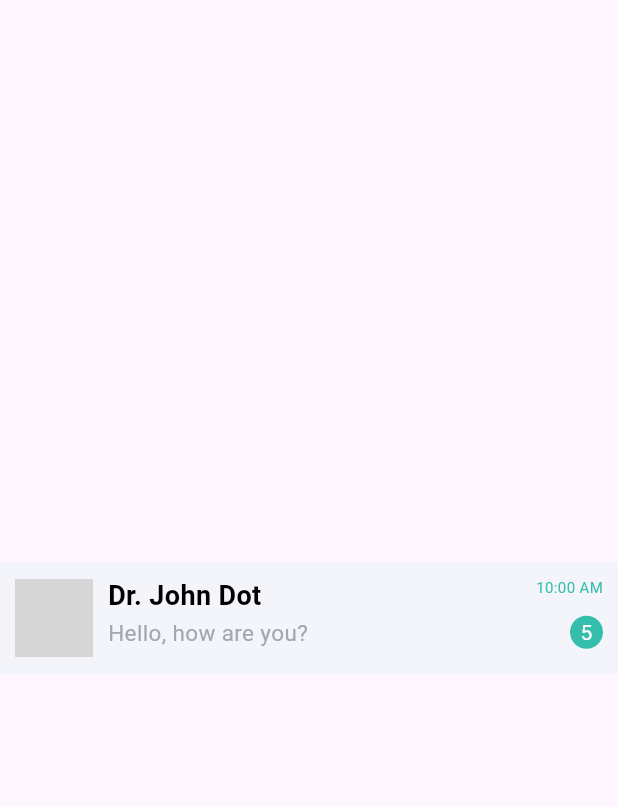
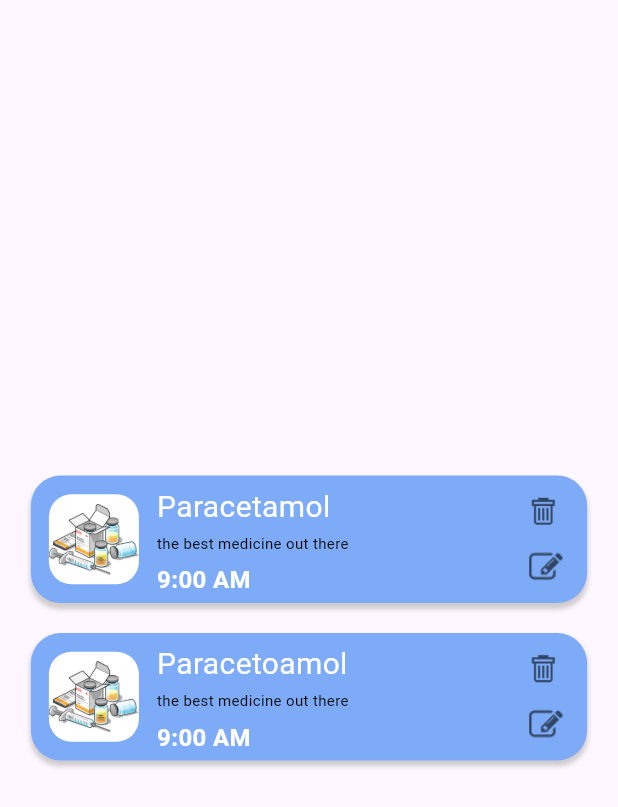
Before and after one commit to dhwanish-3/Heartless, a Flutter app: the TestingPage screen opened directly, on a phone screen of 412 x 824 dp. Shown: the top 807 px of the screen. Run offline on Flutter 3.47's test engine with Material 3 defaults, Android fonts, the light colour scheme and no system bars; our stand-ins replace cloud_firestore, firebase_auth, firebase_core, flutter_svg, fluttertoast, google_sign_in and 4 more; accounts and stored records are empty; project files that could hold a hidden picture were left out; grey boxes are pictures that could not be loaded.

Commit message:
button to delete and edit reminder

```diff
--- a/lib/main.dart
+++ b/lib/main.dart
@@ -1,4 +1,5 @@
 import 'package:flutter/material.dart';
+import 'package:heartless/pages/testing_page.dart';
 import 'package:heartless/services/routes/routes.dart';
 import 'package:heartless/shared/provider/auth_notifier.dart';
 import 'package:heartless/shared/provider/theme_provider.dart';
@@ -33,7 +34,8 @@ class MyApp extends StatelessWidget {
       theme: themeNotifier.lightTheme,
       darkTheme: themeNotifier.darkTheme,
       themeMode: ThemeNotifier.themeMode,
-      initialRoute: '/',
+      // initialRoute: '/',
+      home: const TestingPage(),
       onGenerateRoute: Routes.generateRoutes,
     );
   }
--- a/lib/pages/auth/login_page.dart
+++ b/lib/pages/auth/login_page.dart
@@ -10,8 +10,6 @@ import 'package:heartless/widgets/miscellaneous/left_trailing_button.dart';
 import 'package:heartless/widgets/miscellaneous/right_trailing_button.dart';
 import 'package:heartless/widgets/auth/text_input.dart';
 import "package:heartless/shared/provider/widget_provider.dart";
-
-import "package:heartless/pages/activities/activity_page.dart";
 
 class LoginPage extends StatefulWidget {
   const LoginPage({super.key});
@@ -253,6 +251,5 @@ class _LoginPageState extends State<LoginPage> {
         ],
       ),
     );
-
   }
 }
--- a/lib/pages/testing_page.dart
+++ b/lib/pages/testing_page.dart
@@ -1,4 +1,5 @@
 import 'package:flutter/material.dart';
+import 'package:heartless/widgets/activity/reminder_card.dart';
 import 'package:heartless/widgets/chat/chat_tile.dart';
 
 class TestingPage extends StatefulWidget {
@@ -13,16 +14,20 @@ class _TestingPageState extends State<TestingPage> {
   Widget build(BuildContext context) {
     return const Scaffold(
       body: Center(
-        child: SingleChildScrollView(
-            scrollDirection: Axis.horizontal,
-            child: ChatTile(
-              name: 'Dr. John Dot',
-              imageUrl: 'assets/avatar/User.png',
-              latestMessage: 'Hello, how are you?',
-              time: '10:00 AM',
-              unreadMessages: 5,
-            )),
-      ),
+          child: Column(mainAxisAlignment: MainAxisAlignment.center, children: [
+        Reminder(
+            title: 'Paracetamol ',
+            description: "the best medicine out there",
+            time: '9:00 AM',
+            type: 0),
+        SizedBox(height: 20),
+        Reminder(
+            title: 'Paracetoamol',
+            description: "the best medicine out there",
+            time: '9:00 AM',
+            type: 0,
+            status: 2),
+      ])),
     );
   }
 }
--- a/lib/widgets/reminder_card.dart
+++ b/lib/widgets/activity/reminder_card.dart
@@ -10,6 +10,9 @@ class Reminder extends StatelessWidget {
   final String time;
   final int type;
   final int status;
+
+  //! to be taken from provider
+  final bool isPatient = false;
   const Reminder(
       {super.key,
       required this.title,
@@ -85,6 +88,7 @@ class Reminder extends StatelessWidget {
                     SizedBox(
                       // padding: const EdgeInsets.fromLTRB(10, 10, 0, 0),
                       height: 50,
+                      //!have to be made responsice
                       width: containerWidth - 150,
                       child: Column(
                         mainAxisAlignment: MainAxisAlignment.spaceEvenly,
@@ -115,7 +119,8 @@ class Reminder extends StatelessWidget {
                         ],
                       ),
                     ),
-                    Container(
+                    isPatient
+                        ? Container(
                             width: 33,
                             height: 33,
                             margin: const EdgeInsets.fromLTRB(0, 0, 12, 0),
@@ -134,11 +139,10 @@ class Reminder extends StatelessWidget {
                               ],
                             ),
                             child: Image.asset(buttonUrl))
+                        : Container()
                   ],
                 ),
-                Padding(
-                  padding: const EdgeInsets.fromLTRB(0, 0, 15, 0),
-                  child: Row(
+                Row(
                   mainAxisAlignment: MainAxisAlignment.spaceBetween,
                   children: [
                     Text(
@@ -150,19 +154,54 @@ class Reminder extends StatelessWidget {
                         fontSize: 16,
                       ),
                     ),
-                      Text(
+                    isPatient
+                        ? Padding(
+                            padding: const EdgeInsets.fromLTRB(0, 0, 10, 0),
+                            child: Text(
                               trailLabel,
                               style: const TextStyle(
                                 color: Colors.white,
                                 fontSize: 8,
                               ),
+                            ),
+                          )
+                        : Container()
+                  ],
                 )
               ],
             ),
+          ),
+          !isPatient
+              ? Column(
+                  mainAxisAlignment: MainAxisAlignment.spaceEvenly,
+                  children: [
+                    Container(
+                        height: 33,
+                        width: 33,
+                        margin: const EdgeInsets.fromLTRB(0, 5, 12, 0),
+                        decoration: const BoxDecoration(
+                          image: DecorationImage(
+                            opacity: 0.8,
+                            scale: 2,
+                            image: AssetImage('assets/Icons/delete.png'),
+                          ),
+                        )),
+                    Container(
+                        height: 33,
+                        width: 33,
+                        margin: const EdgeInsets.fromLTRB(0, 0, 10, 5),
+                        decoration: const BoxDecoration(
+                          borderRadius:
+                              BorderRadius.only(topRight: Radius.circular(17)),
+                          image: DecorationImage(
+                            scale: 1.3,
+                            opacity: 0.6,
+                            image: AssetImage('assets/Icons/edit.png'),
+                          ),
+                        )),
+                  ],
                 )
-              ],
-            ),
-          )
+              : Container(),
         ],
       ),
     );
```
Also changed, not shown: assets/Icons/bell 1.png (added), assets/Icons/delete.png (added), assets/Icons/delete.svg (added), assets/Icons/edit.png (added), assets/Icons/edit.svg (added), assets/Icons/test.svg (added). Lines whose indentation alone changed are shown as unchanged.
